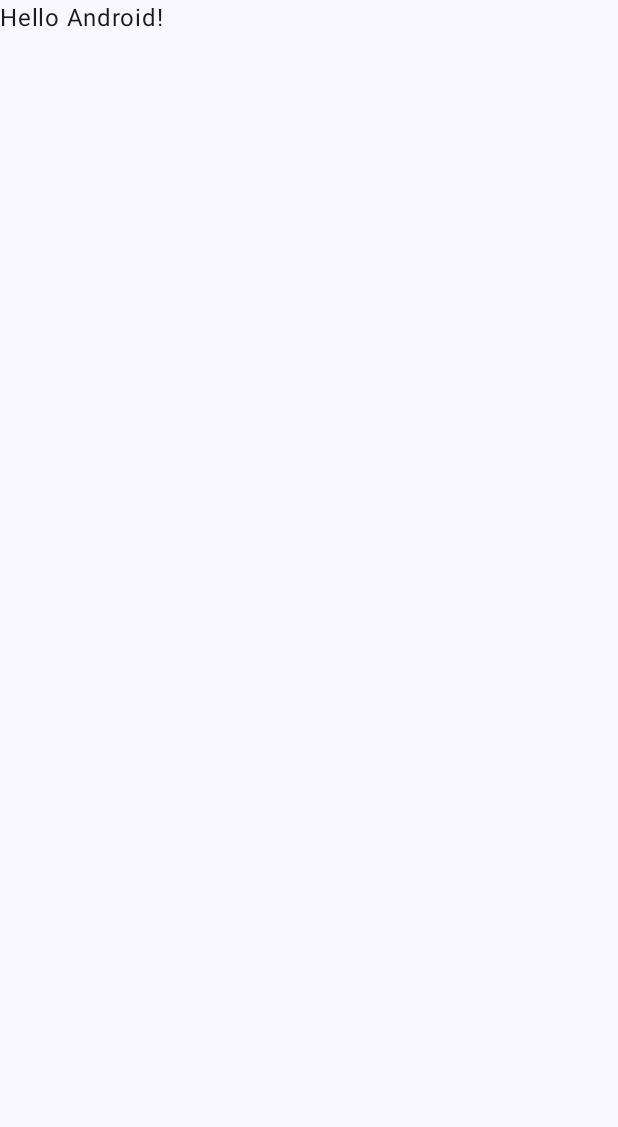
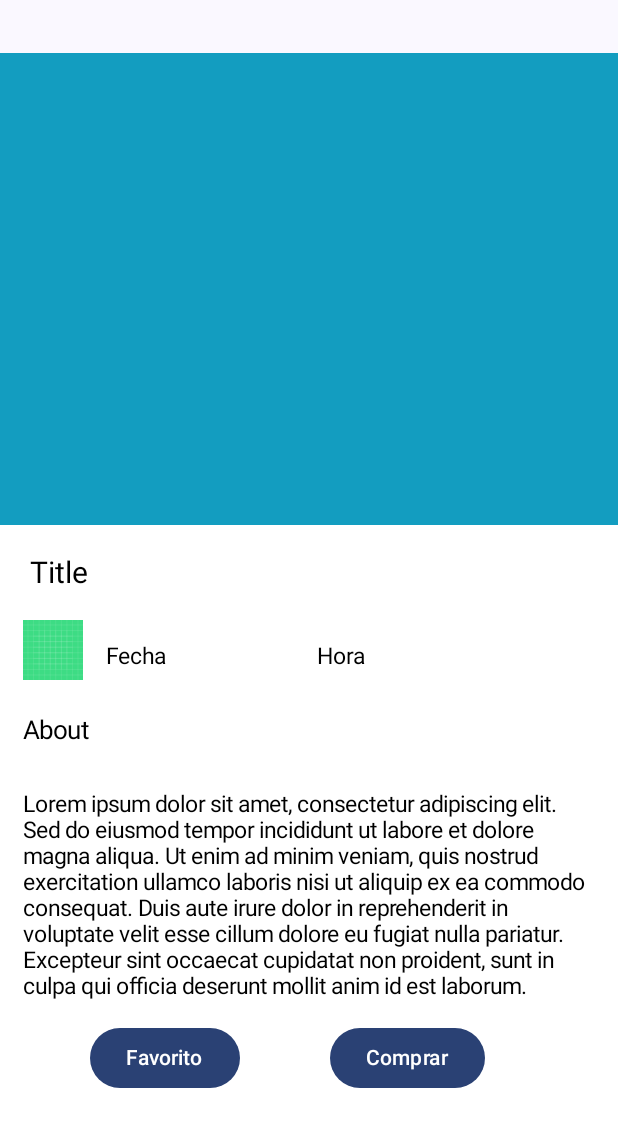
Before and after one commit to AngelEsquit/Lab5, an Android app built with Jetpack Compose: the Description screen opened directly, with no data from a screen before it, on a phone screen of 412 x 824 dp. Before the commit the part shown is almost empty. Shown: the top 1127 px of the screen. Run offline under Robolectric (Android 15) with nearby library versions, the phone set to English and light mode, and no system bars.

Commit message:
Estructura completa

```diff
--- a/app/src/main/java/com/example/lab5/Description.kt
+++ b/app/src/main/java/com/example/lab5/Description.kt
@@ -4,13 +4,29 @@ import android.os.Bundle
 import androidx.activity.ComponentActivity
 import androidx.activity.compose.setContent
 import androidx.activity.enableEdgeToEdge
+import androidx.compose.foundation.Image
+import androidx.compose.foundation.background
+import androidx.compose.foundation.layout.Box
+import androidx.compose.foundation.layout.Column
+import androidx.compose.foundation.layout.Row
+import androidx.compose.foundation.layout.fillMaxHeight
 import androidx.compose.foundation.layout.fillMaxSize
+import androidx.compose.foundation.layout.fillMaxWidth
+import androidx.compose.foundation.layout.height
 import androidx.compose.foundation.layout.padding
+import androidx.compose.foundation.layout.size
+import androidx.compose.foundation.lazy.LazyColumn
+import androidx.compose.material3.Button
 import androidx.compose.material3.Scaffold
 import androidx.compose.material3.Text
 import androidx.compose.runtime.Composable
 import androidx.compose.ui.Modifier
+import androidx.compose.ui.graphics.Color
+import androidx.compose.ui.res.painterResource
+import androidx.compose.ui.text.TextStyle
 import androidx.compose.ui.tooling.preview.Preview
+import androidx.compose.ui.unit.dp
+import androidx.compose.ui.unit.sp
 import com.example.lab5.ui.theme.Lab5Theme
 
 class Description : ComponentActivity() {
@@ -32,10 +48,107 @@ class Description : ComponentActivity() {
 
 @Composable
 fun Greeting3(name: String, modifier: Modifier = Modifier) {
-    Text(
-        text = "Hello $name!",
-        modifier = modifier
+    val imageIds = listOf(
+        R.drawable.icon_2_background,
+        R.drawable.icon_3_background,
+        R.drawable.icon_4_background,
+        R.drawable.icon_5_background,
+        R.drawable.icon_6_background,
+        R.drawable.icon_7_background,
+        R.drawable.icon_8_background,
+        R.drawable.icon_9_background,
+        R.drawable.icon_10_background
     )
+
+
+    val color1 = Color(0xFF139DC0)
+
+    LazyColumn {
+        item {
+            Row (modifier = Modifier
+                .height(350.dp)
+                .padding(top = 35.dp)
+                .fillMaxWidth()
+                .background(color = color1)
+            ) {
+
+            }
+        }
+
+        item {
+            Column (modifier = Modifier
+                .height(450.dp)
+                .fillMaxWidth()
+                .background(color = Color.White)
+            ) {
+                Text(text = "Title",
+                    style = TextStyle(
+                        fontSize = 20.sp,
+                        color = Color.Black
+                    ),
+                    modifier = Modifier
+                        .padding(20.dp)
+                )
+
+                Row (modifier = Modifier.padding(start = 15.dp)){
+                    Image(
+                        painter = painterResource(id = imageIds[1]),
+                        contentDescription = null,
+                        modifier = Modifier
+                            .size(40.dp)
+                    )
+
+                    Text(text = "Fecha",
+                        style = TextStyle(
+                            fontSize = 15.sp,
+                            color = Color.Black
+                        ),
+                        modifier = Modifier
+                            .padding(15.dp)
+                            .padding(end = 70.dp)
+                    )
+
+                    Text(text = "Hora",
+                        style = TextStyle(
+                            fontSize = 15.sp,
+                            color = Color.Black
+                        ),
+                        modifier = Modifier
+                            .padding(15.dp)
+                    )
+                }
+
+                Text(text = "About",
+                    style = TextStyle(
+                        fontSize = 17.sp,
+                        color = Color.Black
+                    ),
+                    modifier = Modifier
+                        .padding(15.dp)
+                )
+
+                Text(text = "Lorem ipsum dolor sit amet, consectetur adipiscing elit. Sed do eiusmod tempor incididunt ut labore et dolore magna aliqua. Ut enim ad minim veniam, quis nostrud exercitation ullamco laboris nisi ut aliquip ex ea commodo consequat. Duis aute irure dolor in reprehenderit in voluptate velit esse cillum dolore eu fugiat nulla pariatur. Excepteur sint occaecat cupidatat non proident, sunt in culpa qui officia deserunt mollit anim id est laborum.",
+                    style = TextStyle(
+                        fontSize = 15.sp,
+                        color = Color.Black
+                    ),
+                    modifier = Modifier
+                        .padding(15.dp)
+                )
+
+                Row {
+                    Button(onClick = { /*TODO*/ },
+                        modifier = Modifier
+                            .padding(horizontal = 60.dp)) {
+                        Text(text = "Favorito")
+                    }
+                    Button(onClick = { /*TODO*/ }) {
+                        Text(text = "Comprar")
+                    }
+                }
+            }
+        }
+    }
 }
 
 @Preview(showBackground = true)
```
Also changed, not shown: app/src/main/AndroidManifest.xml (+7 -3 lines), app/src/main/java/com/example/lab5/MainActivity.kt (+27 -7 lines), app/src/main/java/com/example/lab5/PantallaListado.kt (+79 -4 lines), app/src/main/java/com/example/lab5/Perfil.kt (+103 -3 lines).
